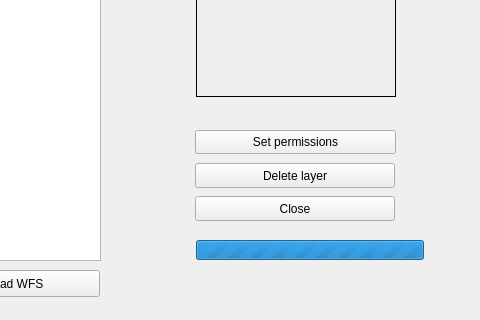
Old version of the form dlg_addLayer.ui in the repository LESPROJEKT/qgis-layman-plugin; both pictures show x 320 to 800 and y 180 to 500 of the 800 by 500 pixel window.
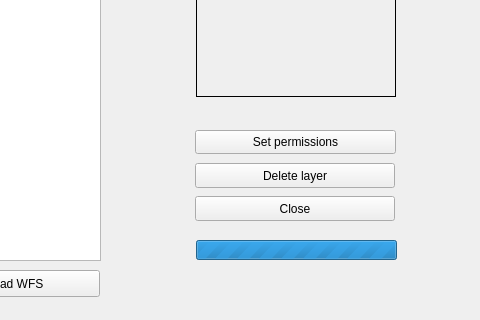
New version of the form. Custom widgets are drawn as their Qt base class.

Patch:
```diff
--- a/dlg_addLayer.ui
+++ b/dlg_addLayer.ui
@@ -177,7 +177,7 @@
     <rect>
      <x>516</x>
      <y>420</y>
-     <width>228</width>
+     <width>201</width>
      <height>20</height>
     </rect>
    </property>
```
